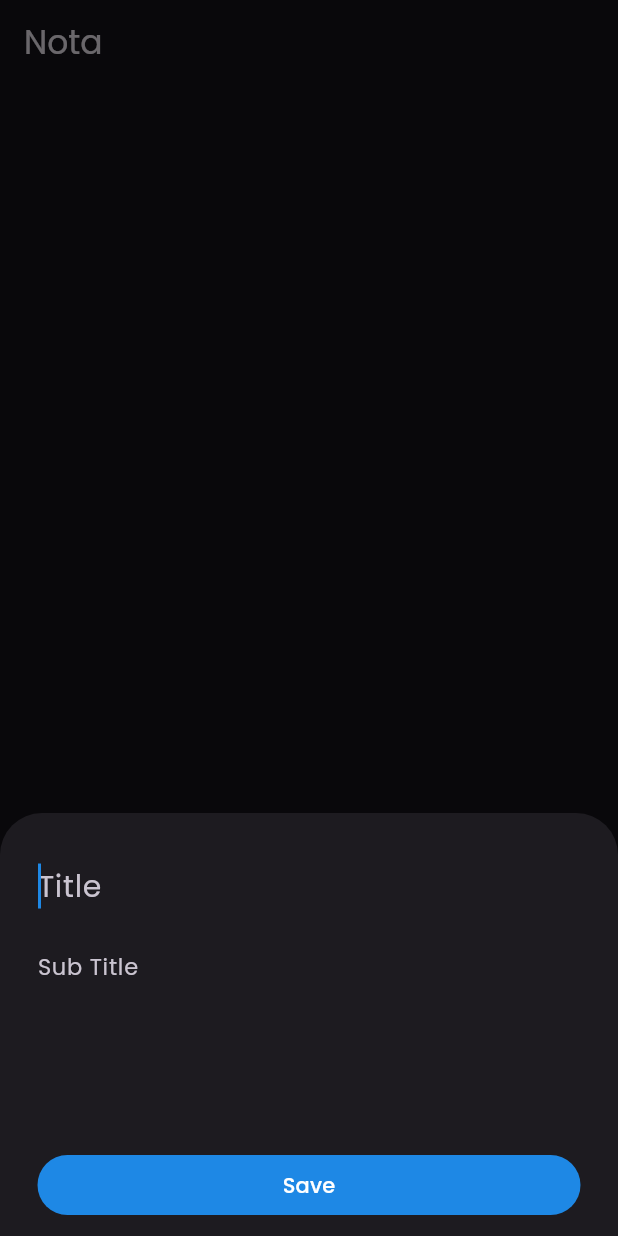
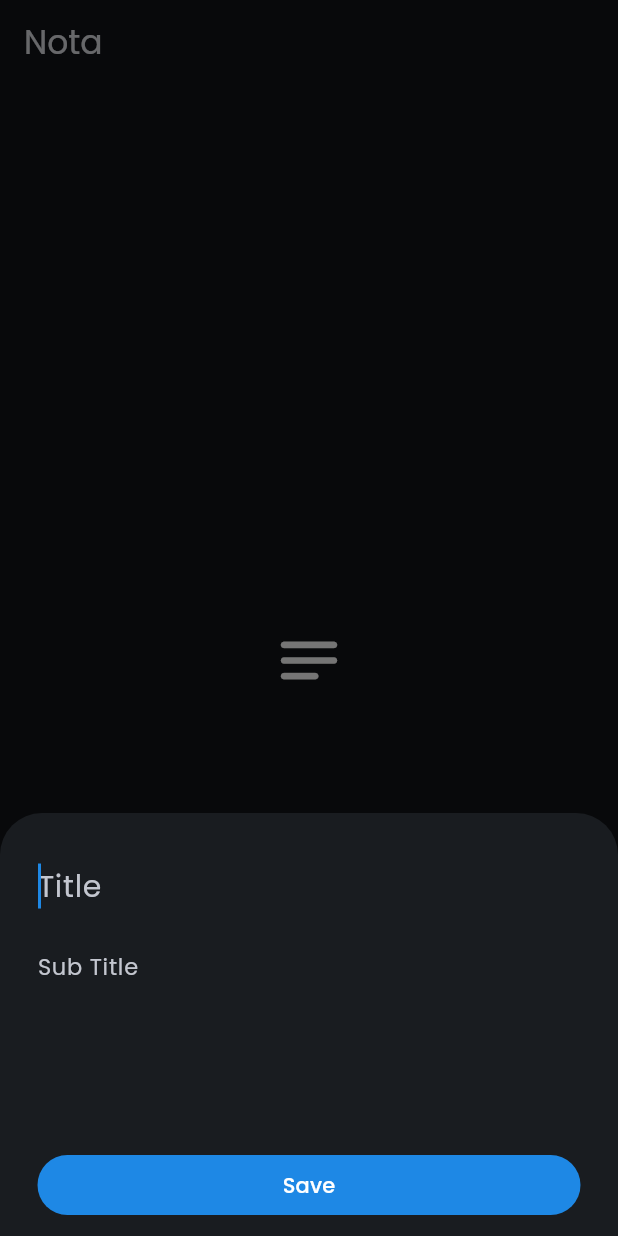
Before and after one commit to paula-a-pham/nota-app, a Flutter app: the screen it shows after launch, after a tap on the "add" icon, on a phone screen of 412 x 824 dp. Run offline on Flutter 3.47's test engine with Material 3 defaults, Android fonts, the phone set to English and light mode, and no system bars; our stand-ins replace bloc, flutter_bloc, flutter_slidable, hive, hive_flutter; accounts and stored records are empty.

Commit message:
update ui

```diff
--- a/lib/main.dart
+++ b/lib/main.dart
@@ -1,6 +1,7 @@
 import 'package:flutter/material.dart';
 import 'package:flutter_bloc/flutter_bloc.dart';
 import 'package:hive_flutter/adapters.dart';
+import 'package:nota/constants/colors.dart';
 import 'package:nota/constants/constants.dart';
 import 'package:nota/cubits/bloc_observer.dart';
 import 'package:nota/cubits/notes_cubit/notes_cubit.dart';
@@ -31,6 +32,7 @@ class MyApp extends StatelessWidget {
         theme: ThemeData(
           brightness: Brightness.dark,
           fontFamily: 'Poppins',
+          colorSchemeSeed: kPrimaryColor,
           useMaterial3: true,
         ),
         home: const NotesView(),
--- a/lib/widgets/add_note_bottom_sheet.dart
+++ b/lib/widgets/add_note_bottom_sheet.dart
@@ -31,10 +31,13 @@ class AddNoteBottomSheet extends StatelessWidget {
             }
           },
           builder: (context, state) {
-            return CustomForm(
-              onPressed: (note) {
-                AddNoteCubit.getAddNoteCubit(context).addNote(note);
-              },
+            return AbsorbPointer(
+              absorbing: state is AddNoteLoading ? true : false,
+              child: CustomForm(
+                onPressed: (note) {
+                  AddNoteCubit.getAddNoteCubit(context).addNote(note);
+                },
+              ),
             );
           },
         ),
--- a/lib/widgets/custom_list_view.dart
+++ b/lib/widgets/custom_list_view.dart
@@ -14,7 +14,8 @@ class CustomListView extends StatelessWidget {
   Widget build(BuildContext context) {
     return BlocBuilder<NotesCubit, NotesState>(
       builder: (context, state) {
-        return ListView.separated(
+        return NotesCubit.getNotesCubit(context).notesList.isNotEmpty
+            ? ListView.separated(
                 itemBuilder: (context, index) => Slidable(
                       startActionPane: ActionPane(
                         motion: const ScrollMotion(),
@@ -49,14 +50,21 @@ class CustomListView extends StatelessWidget {
                           );
                         },
                         child: NoteItem(
-                      note: NotesCubit.getNotesCubit(context).notesList[index],
+                          note: NotesCubit.getNotesCubit(context)
+                              .notesList[index],
                         ),
                       ),
                     ),
                 separatorBuilder: (context, index) => const SizedBox(
                       height: 10.0,
                     ),
-            itemCount: NotesCubit.getNotesCubit(context).notesList.length);
+                itemCount: NotesCubit.getNotesCubit(context).notesList.length)
+            : const Center(
+                child: Icon(
+                  Icons.notes_rounded,
+                  size: 50.0,
+                ),
+              );
       },
     );
   }
```
Lines whose indentation alone changed are shown as unchanged.
